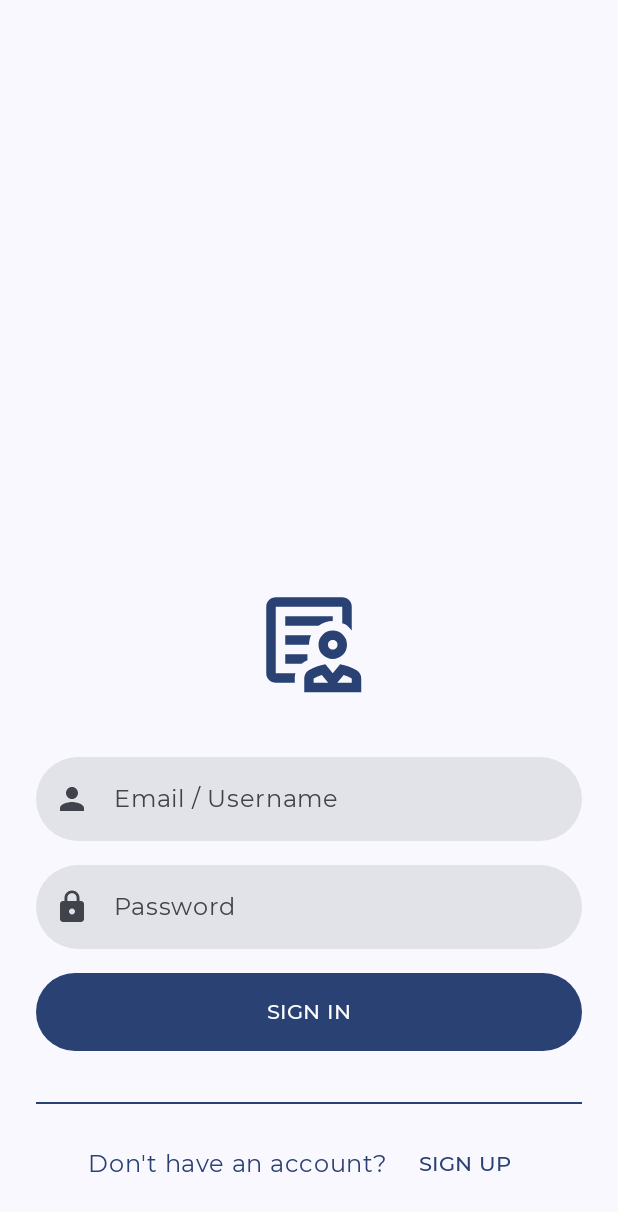
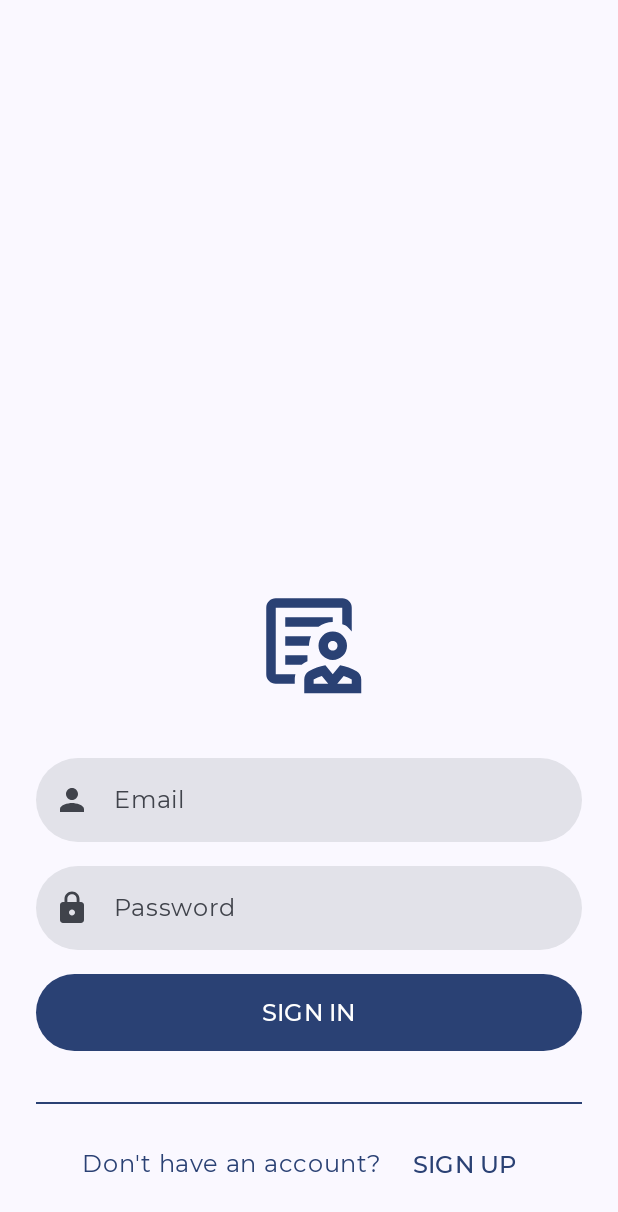
Before and after one commit to MayorBee404/PartnerNotesApps, an Android app built with Jetpack Compose: the screen it shows after launch (MainActivity), on a phone screen of 412 x 824 dp. Shown: the top 1212 px of the screen. Run offline under Robolectric (Android 15) with nearby library versions, the phone set to English and light mode, and no system bars.

```diff
--- /dev/null
+++ b/app/src/main/java/com/dbadeveloper/partnernotesapps/ui/component/InputType.kt
@@ -0,0 +1,40 @@
+package com.dbadeveloper.partnernotesapps.ui.component
+
+import androidx.compose.foundation.text.KeyboardOptions
+import androidx.compose.material.icons.Icons
+import androidx.compose.material.icons.filled.Lock
+import androidx.compose.material.icons.filled.Person
+import androidx.compose.ui.graphics.vector.ImageVector
+import androidx.compose.ui.text.input.ImeAction
+import androidx.compose.ui.text.input.KeyboardType
+import androidx.compose.ui.text.input.PasswordVisualTransformation
+import androidx.compose.ui.text.input.VisualTransformation
+
+sealed class InputType (
+    val label: String,
+    val icon: ImageVector,
+    val keyboardOptions: KeyboardOptions,
+    val visualTransformation: VisualTransformation
+){
+    object Name: InputType(
+        label = "Name",
+        icon = Icons.Default.Person,
+        keyboardOptions = KeyboardOptions(imeAction = ImeAction.Next),
+        visualTransformation = VisualTransformation.None
+    )
+    object Email: InputType(
+        label = "Email",
+        icon = Icons.Default.Person,
+        keyboardOptions = KeyboardOptions(imeAction = ImeAction.Next),
+        visualTransformation = VisualTransformation.None)
+
+    object Password: InputType(
+        label = "Password",
+        icon = Icons.Default.Lock,
+        keyboardOptions = KeyboardOptions(
+            imeAction = ImeAction.Done,
+            keyboardType = KeyboardType.Password),
+        visualTransformation = PasswordVisualTransformation()
+    )
+
+}
--- a/app/src/main/java/com/dbadeveloper/partnernotesapps/ui/login/LoginScreen.kt
+++ b/app/src/main/java/com/dbadeveloper/partnernotesapps/ui/login/LoginScreen.kt
@@ -3,10 +3,7 @@ package com.dbadeveloper.partnernotesapps.ui.login
 import android.content.res.Configuration
 import androidx.compose.animation.core.animateFloatAsState
 import androidx.compose.animation.core.tween
-import androidx.compose.foundation.background
-import androidx.compose.foundation.border
 import androidx.compose.foundation.layout.Arrangement
-import androidx.compose.foundation.layout.Box
 import androidx.compose.foundation.layout.Column
 import androidx.compose.foundation.layout.Row
 import androidx.compose.foundation.layout.fillMaxSize
@@ -14,16 +11,11 @@ import androidx.compose.foundation.layout.fillMaxWidth
 import androidx.compose.foundation.layout.padding
 import androidx.compose.foundation.layout.size
 import androidx.compose.foundation.shape.RoundedCornerShape
-import androidx.compose.foundation.text.KeyboardOptions
-import androidx.compose.material.icons.Icons
-import androidx.compose.material.icons.filled.Lock
-import androidx.compose.material.icons.filled.Person
 import androidx.compose.material3.Button
 import androidx.compose.material3.Divider
 import androidx.compose.material3.ExperimentalMaterial3Api
 import androidx.compose.material3.Icon
 import androidx.compose.material3.MaterialTheme
-import androidx.compose.material3.Shapes
 import androidx.compose.material3.Surface
 import androidx.compose.material3.Text
 import androidx.compose.material3.TextButton
@@ -39,24 +31,14 @@ import androidx.compose.ui.Alignment
 import androidx.compose.ui.Modifier
 import androidx.compose.ui.draw.alpha
 import androidx.compose.ui.graphics.Color
-import androidx.compose.ui.graphics.Shape
-import androidx.compose.ui.graphics.vector.ImageVector
 import androidx.compose.ui.res.painterResource
 import androidx.compose.ui.res.stringResource
-import androidx.compose.ui.text.input.ImeAction
-import androidx.compose.ui.text.input.KeyboardType
-import androidx.compose.ui.text.input.PasswordVisualTransformation
-import androidx.compose.ui.text.input.VisualTransformation
 import androidx.compose.ui.tooling.preview.Preview
 import androidx.compose.ui.unit.dp
 import androidx.navigation.NavHostController
 import com.dbadeveloper.partnernotesapps.R
-import com.dbadeveloper.partnernotesapps.navigation.Screen
-import com.dbadeveloper.partnernotesapps.ui.splashscreen.Splash
+import com.dbadeveloper.partnernotesapps.ui.component.InputType
 import com.dbadeveloper.partnernotesapps.ui.theme.PartnerNotesAppsTheme
-import com.dbadeveloper.partnernotesapps.ui.theme.md_theme_dark_background
-import com.dbadeveloper.partnernotesapps.ui.theme.md_theme_light_background
-import com.dbadeveloper.partnernotesapps.ui.theme.md_theme_light_primary
 import kotlinx.coroutines.delay
 
 @Composable
@@ -82,8 +64,8 @@ fun Login(alpha: Float) {
         modifier = Modifier
             .padding(24.dp)
             .fillMaxSize(),
-    verticalArrangement = Arrangement.spacedBy(16.dp, alignment =  Alignment.Bottom),
-    horizontalAlignment = Alignment.CenterHorizontally,
+        verticalArrangement = Arrangement.spacedBy(16.dp, alignment =  Alignment.Bottom),
+        horizontalAlignment = Alignment.CenterHorizontally,
     ) {
         Icon(
             modifier = Modifier
@@ -101,9 +83,11 @@ fun Login(alpha: Float) {
             modifier = Modifier
                 .fillMaxWidth()
                 .alpha(alpha = alpha),
+
         ) {
             Text(
                 text = "SIGN IN",
+                style = MaterialTheme.typography.titleMedium,
                 modifier = Modifier.padding(8.dp))
         }
         Divider(
@@ -123,33 +107,12 @@ fun Login(alpha: Float) {
             TextButton(onClick = { /*TODO*/ }) {
                 Text(
                     text = "SIGN UP",
+                    style = MaterialTheme.typography.titleMedium
                 )
 
             }
         }
     }
-}
-
-sealed class InputType (
-    val label: String,
-    val icon: ImageVector,
-    val keyboardOptions: KeyboardOptions,
-    val visualTransformation: VisualTransformation
-){
-    object Email: InputType(
-        label = "Email / Username",
-        icon = Icons.Default.Person,
-        keyboardOptions = KeyboardOptions(imeAction = ImeAction.Next),
-        visualTransformation = VisualTransformation.None)
-
-    object Password: InputType(
-        label = "Password",
-        icon = Icons.Default.Lock,
-        keyboardOptions = KeyboardOptions(
-            imeAction = ImeAction.Done,
-            keyboardType = KeyboardType.Password),
-        visualTransformation = PasswordVisualTransformation()
-    )
 }
 
 @OptIn(ExperimentalMaterial3Api::class)
@@ -180,8 +143,8 @@ fun TextInput(inputType: InputType, alpha: Float) {
 @Preview(name = "Dark", uiMode = Configuration.UI_MODE_NIGHT_YES)
 @Composable
 fun LoginScreenPreview() {
-    PartnerNotesAppsTheme() {
-        Surface() {
+    PartnerNotesAppsTheme {
+        Surface{
             Login(alpha = 1f)
         }
     }
--- a/app/src/main/java/com/dbadeveloper/partnernotesapps/ui/splashscreen/AnimatedSplashScreen.kt
+++ b/app/src/main/java/com/dbadeveloper/partnernotesapps/ui/splash/AnimatedSplashScreen.kt
@@ -1,10 +1,9 @@
-package com.dbadeveloper.partnernotesapps.ui.splashscreen
+package com.dbadeveloper.partnernotesapps.ui.splash
 
 import android.content.res.Configuration
 import androidx.compose.animation.core.animateFloatAsState
 import androidx.compose.animation.core.tween
 import androidx.compose.foundation.background
-import androidx.compose.foundation.isSystemInDarkTheme
 import androidx.compose.foundation.layout.Arrangement
 import androidx.compose.foundation.layout.Box
 import androidx.compose.foundation.layout.Column
@@ -31,9 +30,6 @@ import androidx.navigation.NavHostController
 import com.dbadeveloper.partnernotesapps.R
 import com.dbadeveloper.partnernotesapps.navigation.Screen
 import com.dbadeveloper.partnernotesapps.ui.theme.PartnerNotesAppsTheme
-import com.dbadeveloper.partnernotesapps.ui.theme.md_theme_light_onSurface
-import com.dbadeveloper.partnernotesapps.ui.theme.md_theme_light_primary
-import com.dbadeveloper.partnernotesapps.ui.theme.md_theme_light_surfaceVariant
 import kotlinx.coroutines.delay
 
 @Composable
```
Also changed, not shown: app/src/main/java/com/dbadeveloper/partnernotesapps/navigation/SetupNavGraph.kt (+1 -8 lines), app/src/main/java/com/dbadeveloper/partnernotesapps/ui/register/RegisterScreen.kt (+84 -0 lines).
